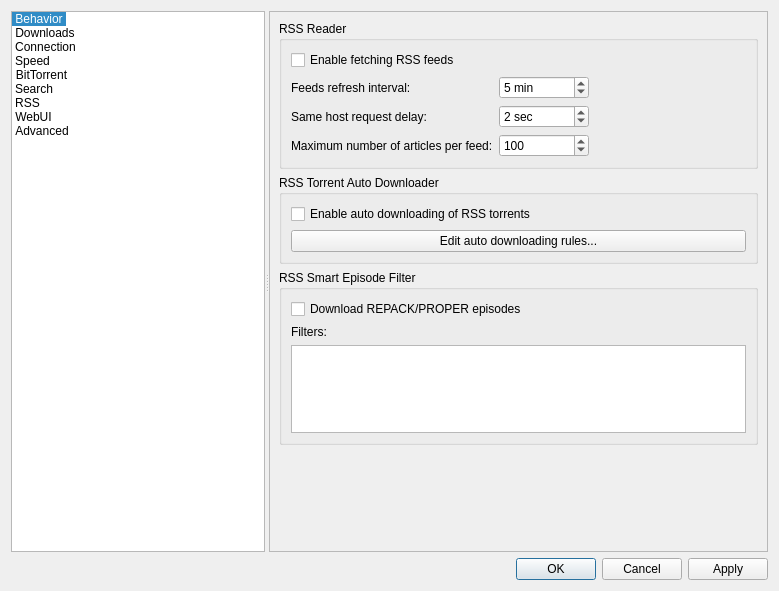
Before: the Qt Designer form src/gui/optionsdialog.ui in SysAdminDoc/qBittorrent-Vanced, drawn with Qt 5.
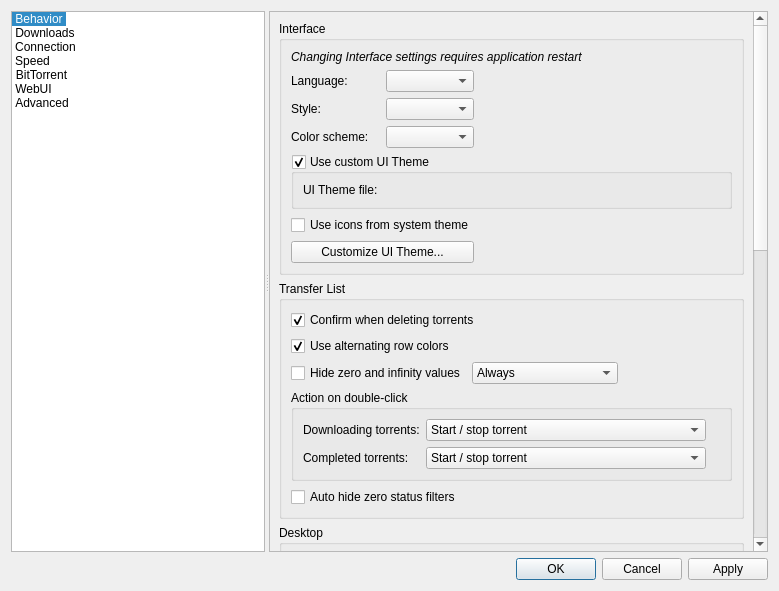
After: the same form once the commit is applied. The open tabs and pages were chosen to show the change. Custom widgets are drawn as their Qt base class.

```diff
--- a/src/gui/optionsdialog.ui
+++ b/src/gui/optionsdialog.ui
@@ -72,16 +72,6 @@
         <string>BitTorrent</string>
        </property>
       </item>
-      <item>
-       <property name="text">
-        <string>Search</string>
-       </property>
-      </item>
-      <item>
-       <property name="text">
-        <string>RSS</string>
-       </property>
-      </item>
       <item>
        <property name="text">
         <string>WebUI</string>
@@ -3245,310 +3235,6 @@
         </item>
        </layout>
       </widget>
-      <widget class="QWidget" name="tabSearchPage">
-       <layout class="QVBoxLayout" name="searchPageLayout">
-        <property name="leftMargin">
-         <number>0</number>
-        </property>
-        <property name="topMargin">
-         <number>0</number>
-        </property>
-        <property name="rightMargin">
-         <number>0</number>
-        </property>
-        <property name="bottomMargin">
-         <number>0</number>
-        </property>
-        <item>
-         <widget class="QScrollArea" name="searchPageScrollArea">
-          <property name="widgetResizable">
-           <bool>true</bool>
-          </property>
-          <widget class="QWidget" name="searchPageScrollAreaWidgetContents">
-           <property name="geometry">
-            <rect>
-             <x>0</x>
-             <y>0</y>
-             <width>521</width>
-             <height>541</height>
-            </rect>
-           </property>
-           <layout class="QVBoxLayout" name="searchPageScrollAreaWidgetContentsLayout">
-            <item>
-             <widget class="QGroupBox" name="groupSearchUI">
-              <property name="title">
-               <string>Search UI</string>
-              </property>
-              <layout class="QVBoxLayout" name="groupSearchUILayout">
-               <item>
-                <widget class="QGroupBox" name="groupStoreOpenedTabs">
-                 <property name="title">
-                  <string>Store opened tabs</string>
-                 </property>
-                 <property name="checkable">
-                  <bool>true</bool>
-                 </property>
-                 <property name="checked">
-                  <bool>false</bool>
-                 </property>
-                 <layout class="QVBoxLayout" name="groupStoreOpenedTabsLayout">
-                  <item>
-                   <widget class="QCheckBox" name="checkStoreTabsSearchResults">
-                    <property name="text">
-                     <string>Also store search results</string>
-                    </property>
-                   </widget>
-                  </item>
-                 </layout>
-                </widget>
-               </item>
-               <item>
-                <layout class="QHBoxLayout" name="searchHistoryLayout">
-                 <item>
-                  <widget class="QLabel" name="searchHistoryLengthLabel">
-                   <property name="text">
-                    <string>History length</string>
-                   </property>
-                  </widget>
-                 </item>
-                 <item>
-                  <widget class="QSpinBox" name="searchHistoryLengthSpinBox">
-                   <property name="maximum">
-                    <number>99</number>
-                   </property>
-                  </widget>
-                 </item>
-                 <item>
-                  <spacer name="searchHistoryLengthSpacer">
-                   <property name="orientation">
-                    <enum>Qt::Orientation::Horizontal</enum>
-                   </property>
-                   <property name="sizeHint" stdset="0">
-                    <size>
-                     <width>40</width>
-                     <height>20</height>
-                    </size>
-                   </property>
-                  </spacer>
-                 </item>
-                </layout>
-               </item>
-              </layout>
-             </widget>
-            </item>
-            <item>
-             <spacer name="searchPageScrollAreaSpacer">
-              <property name="orientation">
-               <enum>Qt::Orientation::Vertical</enum>
-              </property>
-              <property name="sizeHint" stdset="0">
-               <size>
-                <width>20</width>
-                <height>422</height>
-               </size>
-              </property>
-             </spacer>
-            </item>
-           </layout>
-          </widget>
-         </widget>
-        </item>
-       </layout>
-      </widget>
-      <widget class="QWidget" name="tabRSSPage">
-       <layout class="QVBoxLayout" name="verticalLayout_25">
-        <property name="leftMargin">
-         <number>0</number>
-        </property>
-        <property name="topMargin">
-         <number>0</number>
-        </property>
-        <property name="rightMargin">
-         <number>0</number>
-        </property>
-        <property name="bottomMargin">
-         <number>0</number>
-        </property>
-        <item>
-         <widget class="QScrollArea" name="scrollArea_5">
-          <property name="widgetResizable">
-           <bool>true</bool>
-          </property>
-          <widget class="QWidget" name="scrollAreaWidgetContents_5">
-           <property name="geometry">
-            <rect>
-             <x>0</x>
-             <y>0</y>
-             <width>336</width>
-             <height>391</height>
-            </rect>
-           </property>
-           <layout class="QVBoxLayout" name="verticalLayout_27">
-            <item>
-             <widget class="QGroupBox" name="groupRSSReader">
-              <property name="title">
-               <string>RSS Reader</string>
-              </property>
-              <layout class="QVBoxLayout" name="verticalLayout_26">
-               <item>
-                <widget class="QCheckBox" name="checkRSSEnable">
-                 <property name="text">
-                  <string>Enable fetching RSS feeds</string>
-                 </property>
-                </widget>
-               </item>
-               <item>
-                <layout class="QGridLayout" name="gridLayout_5">
-                 <item row="0" column="0">
-                  <widget class="QLabel" name="label_111">
-                   <property name="text">
-                    <string>Feeds refresh interval:</string>
-                   </property>
-                  </widget>
-                 </item>
-                 <item row="0" column="1">
-                  <widget class="QSpinBox" name="spinRSSRefreshInterval">
-                   <property name="suffix">
-                    <string> min</string>
-                   </property>
-                   <property name="minimum">
-                    <number>1</number>
-                   </property>
-                   <property name="maximum">
-                    <number>999999</number>
-                   </property>
-                   <property name="value">
-                    <number>5</number>
-                   </property>
-                  </widget>
-                 </item>
-                 <item row="0" column="2">
-                  <spacer name="horizontalSpacer_6">
-                   <property name="orientation">
-                    <enum>Qt::Orientation::Horizontal</enum>
-                   </property>
-                   <property name="sizeHint" stdset="0">
-                    <size>
-                     <width>40</width>
-                     <height>20</height>
-                    </size>
-                   </property>
-                  </spacer>
-                 </item>
-                 <item row="1" column="0">
-                  <widget class="QLabel" name="labelRSSFetchDelay">
-                   <property name="text">
-                    <string>Same host request delay:</string>
-                   </property>
-                  </widget>
-                 </item>
-                 <item row="1" column="1">
-                  <widget class="QSpinBox" name="spinRSSFetchDelay">
-                   <property name="suffix">
-                    <string> sec</string>
-                   </property>
-                   <property name="maximum">
-                    <number>2147483646</number>
-                   </property>
-                   <property name="value">
-                    <number>2</number>
-                   </property>
-                  </widget>
-                 </item>
-                 <item row="2" column="0">
-                  <widget class="QLabel" name="label_12">
-                   <property name="text">
-                    <string>Maximum number of articles per feed:</string>
-                   </property>
-                  </widget>
-                 </item>
-                 <item row="2" column="1">
-                  <widget class="QSpinBox" name="spinRSSMaxArticlesPerFeed">
-                   <property name="maximum">
-                    <number>2147483646</number>
-                   </property>
-                   <property name="value">
-                    <number>100</number>
-                   </property>
-                  </widget>
-                 </item>
-                </layout>
-               </item>
-              </layout>
-             </widget>
-            </item>
-            <item>
-             <widget class="QGroupBox" name="groupRSSAutoDownloader">
-              <property name="title">
-               <string>RSS Torrent Auto Downloader</string>
-              </property>
-              <layout class="QVBoxLayout" name="verticalLayout_21">
-               <item>
-                <widget class="QCheckBox" name="checkRSSAutoDownloaderEnable">
-                 <property name="text">
-                  <string>Enable auto downloading of RSS torrents</string>
-                 </property>
-                </widget>
-               </item>
-               <item>
-                <widget class="QPushButton" name="btnEditRules">
-                 <property name="text">
-                  <string>Edit auto downloading rules...</string>
-                 </property>
-                </widget>
-               </item>
-              </layout>
-             </widget>
-            </item>
-            <item>
-             <widget class="QGroupBox" name="groupRSSSmartEpisodeFilter">
-              <property name="title">
-               <string>RSS Smart Episode Filter</string>
-              </property>
-              <layout class="QVBoxLayout" name="verticalLayout_31">
-               <item>
-                <widget class="QCheckBox" name="checkSmartFilterDownloadRepacks">
-                 <property name="text">
-                  <string>Download REPACK/PROPER episodes</string>
-                 </property>
-                </widget>
-               </item>
-               <item>
-                <widget class="QLabel" name="label_5">
-                 <property name="text">
-                  <string>Filters:</string>
-                 </property>
-                </widget>
-               </item>
-               <item>
-                <widget class="QPlainTextEdit" name="textSmartEpisodeFilters">
-                 <property name="tabChangesFocus">
-                  <bool>true</bool>
-                 </property>
-                </widget>
-               </item>
-              </layout>
-             </widget>
-            </item>
-            <item>
-             <spacer name="verticalSpacer_5">
-              <property name="orientation">
-               <enum>Qt::Orientation::Vertical</enum>
-              </property>
-              <property name="sizeHint" stdset="0">
-               <size>
-                <width>20</width>
-                <height>200</height>
-               </size>
-              </property>
-             </spacer>
-            </item>
-           </layout>
-          </widget>
-         </widget>
-        </item>
-       </layout>
-      </widget>
       <widget class="QWidget" name="tabWebUIPage">
        <layout class="QVBoxLayout" name="tabWebUIPageLayout">
         <property name="leftMargin">
```
Left out of the diff: 7 changed lines with no effect on the pictures.
